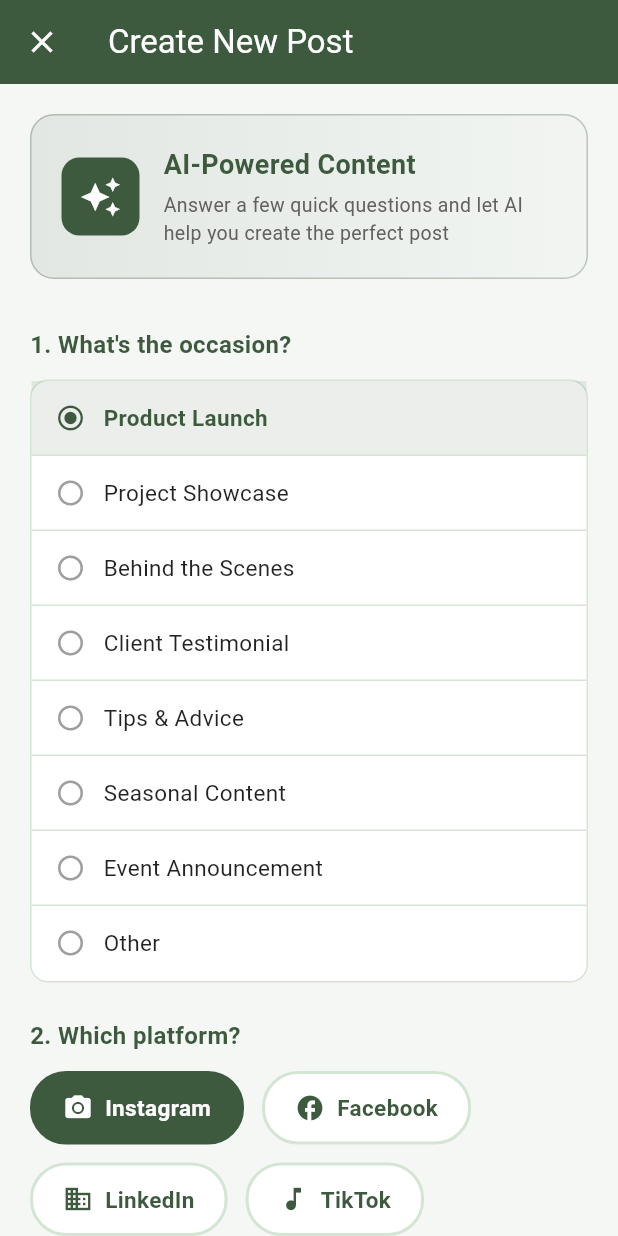
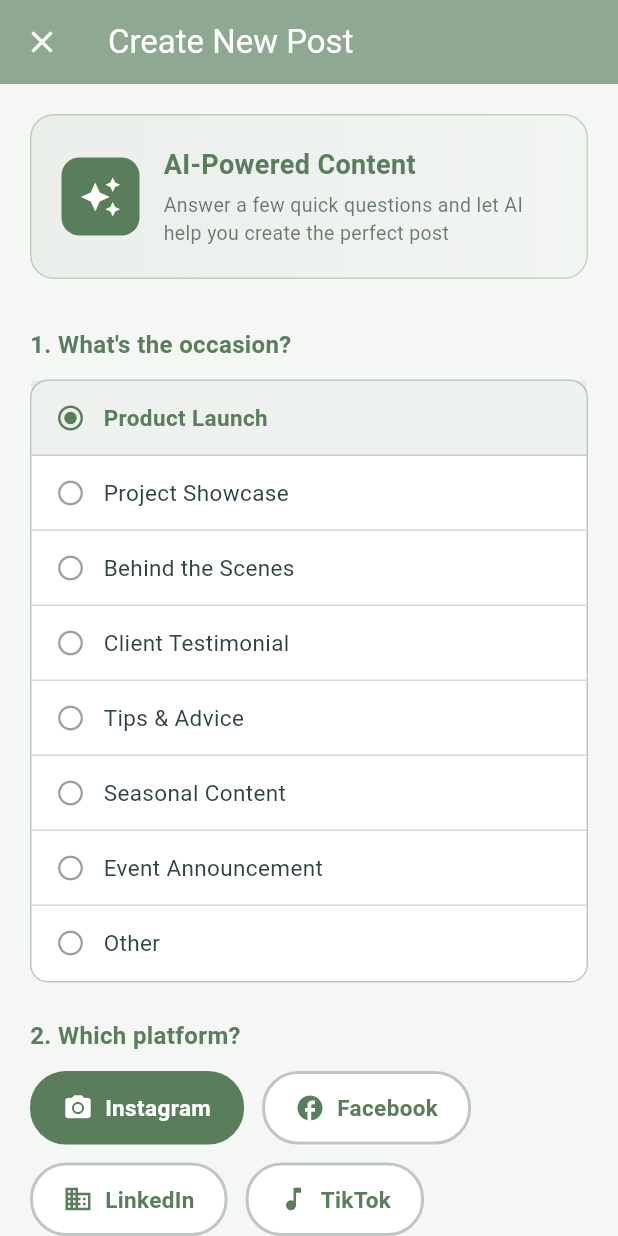
Before and after one commit to toshvarma/coco-app, a Flutter app: the screen it shows after launch, item 3 of the bottom bar chosen, on a phone screen of 412 x 824 dp. Run offline on Flutter 3.47's test engine with Material 3 defaults, Android fonts, the phone set to English and light mode, and no system bars; our stand-ins replace flutter_markdown, shared_preferences.

Commit message:
updated post_questionnarie_screen

```diff
--- a/lib/presentation/screens/post_questionnaire_screen.dart
+++ b/lib/presentation/screens/post_questionnaire_screen.dart
@@ -1,5 +1,4 @@
 import 'package:flutter/material.dart';
-import '../../core/constants/colors.dart';
 import '../../data/services/ai_chat_service.dart';
 import '../../domain/models/chat_message_model.dart';
 import 'post_creation_chat_screen.dart';
@@ -15,14 +14,12 @@
 class _PostQuestionnaireScreenState extends State<PostQuestionnaireScreen> {
   final _formKey = GlobalKey<FormState>();
 
-  // Form fields
   String _selectedOccasion = 'Product Launch';
   String _selectedPlatform = 'Instagram';
   final TextEditingController _descriptionController = TextEditingController();
 
   bool _isLoading = false;
 
-  // Occasion options
   final List<String> _occasions = [
     'Product Launch',
     'Project Showcase',
@@ -34,7 +31,6 @@
     'Other',
   ];
 
-  // Platform options
   final List<String> _platforms = [
     'Instagram',
     'Facebook',
@@ -44,8 +40,10 @@
 
   @override
   Widget build(BuildContext context) {
+    final colorScheme = Theme.of(context).colorScheme;
+
     return Scaffold(
-      backgroundColor: AppColors.background,
+      backgroundColor: colorScheme.background,
       appBar: AppBar(
         leading: IconButton(
           icon: const Icon(Icons.close),
@@ -57,8 +55,8 @@
           },
         ),
         title: const Text('Create New Post'),
-        backgroundColor: AppColors.primarygreen,
-        foregroundColor: Colors.white,
+        backgroundColor: colorScheme.primaryContainer,
+        foregroundColor: colorScheme.onPrimaryContainer,
         elevation: 0,
       ),
       body: SingleChildScrollView(
@@ -68,29 +66,24 @@
           child: Column(
             crossAxisAlignment: CrossAxisAlignment.start,
             children: [
-              // Welcome header
               _buildHeader(),
               const SizedBox(height: 32),
 
-              // Question 1: Occasion
               _buildSectionTitle('1. What\'s the occasion?'),
               const SizedBox(height: 12),
               _buildOccasionSelector(),
               const SizedBox(height: 24),
 
-              // Question 2: Platform
               _buildSectionTitle('2. Which platform?'),
               const SizedBox(height: 12),
               _buildPlatformSelector(),
               const SizedBox(height: 24),
 
-              // Question 3: Description
               _buildSectionTitle('3. Brief description'),
               const SizedBox(height: 12),
               _buildDescriptionField(),
               const SizedBox(height: 32),
 
-              // Submit button
               _buildSubmitButton(),
             ],
           ),
@@ -100,29 +93,31 @@
   }
 
   Widget _buildHeader() {
+    final colorScheme = Theme.of(context).colorScheme;
+
     return Container(
       padding: const EdgeInsets.all(20),
       decoration: BoxDecoration(
         gradient: LinearGradient(
           colors: [
-            AppColors.primarygreen.withOpacity(0.1),
-            AppColors.lightGreen.withOpacity(0.1),
+            colorScheme.primaryContainer.withOpacity(0.1),
+            colorScheme.secondaryContainer.withOpacity(0.1),
           ],
         ),
         borderRadius: BorderRadius.circular(16),
-        border: Border.all(color: AppColors.primarygreen.withOpacity(0.3)),
+        border: Border.all(color: colorScheme.primary.withOpacity(0.3)),
       ),
       child: Row(
         children: [
           Container(
             padding: const EdgeInsets.all(12),
             decoration: BoxDecoration(
-              color: AppColors.primarygreen,
+              color: colorScheme.primary,
               borderRadius: BorderRadius.circular(12),
             ),
-            child: const Icon(
+            child: Icon(
               Icons.auto_awesome,
-              color: Colors.white,
+              color: colorScheme.onPrimary,
               size: 28,
             ),
           ),
@@ -136,7 +131,7 @@
                   style: TextStyle(
                     fontSize: 18,
                     fontWeight: FontWeight.bold,
-                    color: AppColors.primarygreen,
+                    color: colorScheme.primary,
                   ),
                 ),
                 const SizedBox(height: 4),
@@ -144,7 +139,7 @@
                   'Answer a few quick questions and let AI help you create the perfect post',
                   style: TextStyle(
                     fontSize: 13,
-                    color: Colors.grey[700],
+                    color: colorScheme.onSurface.withOpacity(0.7),
                   ),
                 ),
               ],
@@ -156,22 +151,26 @@
   }
 
   Widget _buildSectionTitle(String title) {
+    final colorScheme = Theme.of(context).colorScheme;
+
     return Text(
       title,
       style: TextStyle(
         fontSize: 16,
         fontWeight: FontWeight.bold,
-        color: AppColors.primarygreen,
+        color: colorScheme.primary,
       ),
     );
   }
 
   Widget _buildOccasionSelector() {
+    final colorScheme = Theme.of(context).colorScheme;
+
     return Container(
       decoration: BoxDecoration(
-        color: Colors.white,
+        color: colorScheme.surface,
         borderRadius: BorderRadius.circular(12),
-        border: Border.all(color: AppColors.lightGreen),
+        border: Border.all(color: colorScheme.outline.withOpacity(0.3)),
       ),
       child: Column(
         children: _occasions.map((occasion) {
@@ -181,10 +180,10 @@
             child: Container(
               padding: const EdgeInsets.symmetric(horizontal: 16, vertical: 14),
               decoration: BoxDecoration(
-                color: isSelected ? AppColors.primarygreen.withOpacity(0.1) : Colors.transparent,
+                color: isSelected ? colorScheme.primary.withOpacity(0.1) : Colors.transparent,
                 border: Border(
                   bottom: BorderSide(
-                    color: _occasions.last == occasion ? Colors.transparent : AppColors.border,
+                    color: _occasions.last == occasion ? Colors.transparent : colorScheme.outline.withOpacity(0.2),
                   ),
                 ),
               ),
@@ -192,7 +191,7 @@
                 children: [
                   Icon(
                     isSelected ? Icons.radio_button_checked : Icons.radio_button_unchecked,
-                    color: isSelected ? AppColors.primarygreen : Colors.grey,
+                    color: isSelected ? colorScheme.primary : colorScheme.onSurface.withOpacity(0.5),
                     size: 20,
                   ),
                   const SizedBox(width: 12),
@@ -200,7 +199,7 @@
                     occasion,
                     style: TextStyle(
                       fontSize: 15,
-                      color: isSelected ? AppColors.primarygreen : Colors.black87,
+                      color: isSelected ? colorScheme.primary : colorScheme.onSurface,
                       fontWeight: isSelected ? FontWeight.w600 : FontWeight.normal,
                     ),
                   ),
@@ -214,6 +213,8 @@
   }
 
   Widget _buildPlatformSelector() {
+    final colorScheme = Theme.of(context).colorScheme;
+
     return Wrap(
       spacing: 12,
       runSpacing: 12,
@@ -224,10 +225,10 @@
           child: Container(
             padding: const EdgeInsets.symmetric(horizontal: 20, vertical: 12),
             decoration: BoxDecoration(
-              color: isSelected ? AppColors.primarygreen : Colors.white,
+              color: isSelected ? colorScheme.primary : colorScheme.surface,
               borderRadius: BorderRadius.circular(24),
               border: Border.all(
-                color: isSelected ? AppColors.primarygreen : AppColors.lightGreen,
+                color: isSelected ? colorScheme.primary : colorScheme.outline.withOpacity(0.3),
                 width: 2,
               ),
             ),
@@ -237,7 +238,7 @@
                 Icon(
                   _getPlatformIcon(platform),
                   size: 20,
-                  color: isSelected ? Colors.white : AppColors.primarygreen,
+                  color: isSelected ? colorScheme.onPrimary : colorScheme.primary,
                 ),
                 const SizedBox(width: 8),
                 Text(
@@ -245,7 +246,7 @@
                   style: TextStyle(
                     fontSize: 15,
                     fontWeight: FontWeight.w600,
-                    color: isSelected ? Colors.white : AppColors.primarygreen,
+                    color: isSelected ? colorScheme.onPrimary : colorScheme.primary,
                   ),
                 ),
               ],
@@ -272,26 +273,28 @@
   }
 
   Widget _buildDescriptionField() {
+    final colorScheme = Theme.of(context).colorScheme;
+
     return TextFormField(
       controller: _descriptionController,
       maxLines: 5,
       decoration: InputDecoration(
         hintText: 'e.g., "Showcase our new sustainable furniture line made from reclaimed wood. Target audience: eco-conscious homeowners..."',
-        hintStyle: TextStyle(color: Colors.grey[400], fontSize: 14),
+        hintStyle: TextStyle(color: colorScheme.onSurface.withOpacity(0.5), fontSize: 14),
         border: OutlineInputBorder(
           borderRadius: BorderRadius.circular(12),
-          borderSide: BorderSide(color: AppColors.lightGreen),
+          borderSide: BorderSide(color: colorScheme.outline),
         ),
         enabledBorder: OutlineInputBorder(
           borderRadius: BorderRadius.circular(12),
-          borderSide: BorderSide(color: AppColors.lightGreen),
+          borderSide: BorderSide(color: colorScheme.outline),
         ),
         focusedBorder: OutlineInputBorder(
           borderRadius: BorderRadius.circular(12),
-          borderSide: BorderSide(color: AppColors.primarygreen, width: 2),
+          borderSide: BorderSide(color: colorScheme.primary, width: 2),
         ),
         filled: true,
-        fillColor: Colors.white,
+        fillColor: colorScheme.surface,
         contentPadding: const EdgeInsets.all(16),
       ),
       validator: (value) {
@@ -307,31 +310,33 @@
   }
 
   Widget _buildSubmitButton() {
+    final colorScheme = Theme.of(context).colorScheme;
+
     return SizedBox(
       width: double.infinity,
       height: 54,
       child: ElevatedButton(
         onPressed: _isLoading ? null : _handleSubmit,
         style: ElevatedButton.styleFrom(
-          backgroundColor: AppColors.primarygreen,
-          foregroundColor: Colors.white,
+          backgroundColor: colorScheme.primary,
+          foregroundColor: colorScheme.onPrimary,
           shape: RoundedRectangleBorder(
             borderRadius: BorderRadius.circular(12),
           ),
           elevation: 2,
         ),
         child: _isLoading
-            ? const SizedBox(
+            ? SizedBox(
           height: 20,
           width: 20,
           child: CircularProgressIndicator(
             strokeWidth: 2,
-            valueColor: AlwaysStoppedAnimation<Color>(Colors.white),
+            valueColor: AlwaysStoppedAnimation<Color>(colorScheme.onPrimary),
           ),
         )
-            : Row(
+            : const Row(
           mainAxisAlignment: MainAxisAlignment.center,
-          children: const [
+          children: [
             Icon(Icons.auto_awesome, size: 20),
             SizedBox(width: 8),
             Text(
@@ -355,7 +360,6 @@
     setState(() => _isLoading = true);
 
     try {
-      // Prepare the initial context message for AI (hidden from user)
       final contextPrompt = '''
 I'm working on a ${_selectedOccasion.toLowerCase()} post for ${_selectedPlatform}.
 
@@ -371,11 +375,8 @@
 ''';
 
       final aiService = AiChatService();
-
-      // Send initial message to AI to set context
       final initialResponse = await aiService.sendMessage(contextPrompt);
 
-      // Create initial chat history with context
       final initialMessages = [
         ChatMessage(
           id: '0',
@@ -393,7 +394,6 @@
 
       setState(() => _isLoading = false);
 
-      // Navigate to chat screen with pre-loaded context
       if (!mounted) return;
       Navigator.pushReplacement(
         context,
```
